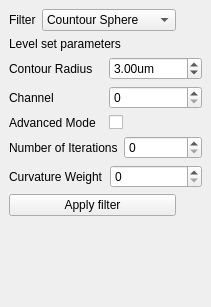
Old version of the form Code/GUI/lib/Resources/OneClickSegmentationDockWidget.ui in the repository gofigure2/GoFigure2.
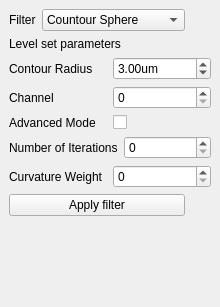
New version of the form.

Commit message: ENH: 2D Levelset segmentation is in "Manual Segmentation" ENH: Can delete mesh from table widget in visu TODO: Rename classes, split classes, comment and document TODO: Define the whished behaviour regarding the menu organization and the integration of new functionnalities in contour, mesh, track...

```diff
--- a/Code/GUI/lib/Resources/OneClickSegmentationDockWidget.ui
+++ b/Code/GUI/lib/Resources/OneClickSegmentationDockWidget.ui
@@ -6,7 +6,7 @@
    <rect>
     <x>0</x>
     <y>0</y>
-    <width>211</width>
+    <width>220</width>
     <height>307</height>
    </rect>
   </property>
```
Left out of the diff: 5 changed lines with no effect on the pictures. The commit also changes 6 other files.
